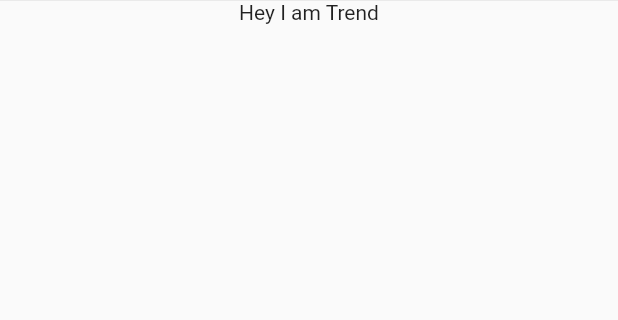
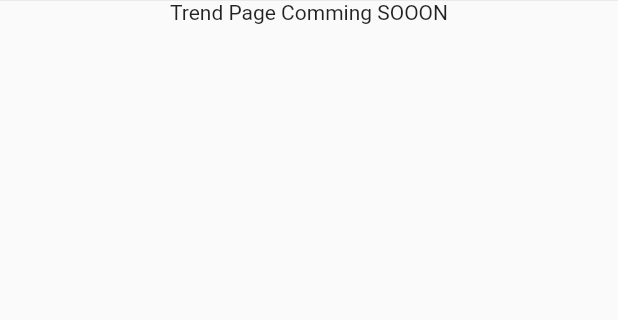
Before and after one commit to aditechdev/training-bot, a Flutter app: the screen it shows after launch, after a tap on an icon or button, on a phone screen of 412 x 824 dp, the part 123-443 px from its top. Run offline on Flutter 3.47's test engine with Material 2 defaults, Android fonts, the phone set to English and light mode, and no system bars; our stand-ins replace flutter_svg.

Commit message:
:sparkles: Minor Update

```diff
--- a/lib/main.dart
+++ b/lib/main.dart
@@ -110,14 +110,14 @@ class ActiveTabScreen extends StatelessWidget {
         return const ConversationPage();
 
       case 1:
-        return const Text("Hey I am Trend");
+        return const Text("Trend Page Comming SOOON");
       case 2:
         return const Text("Hey I am Video");
       case 3:
-        return const ConversationPage();
+        return const Text("This is AccountPage");
       default:
         return Container(
-          child: Text("Hey"),
+          child: Text("Something went wrong! Restart the app"),
         );
     }
   }
```
